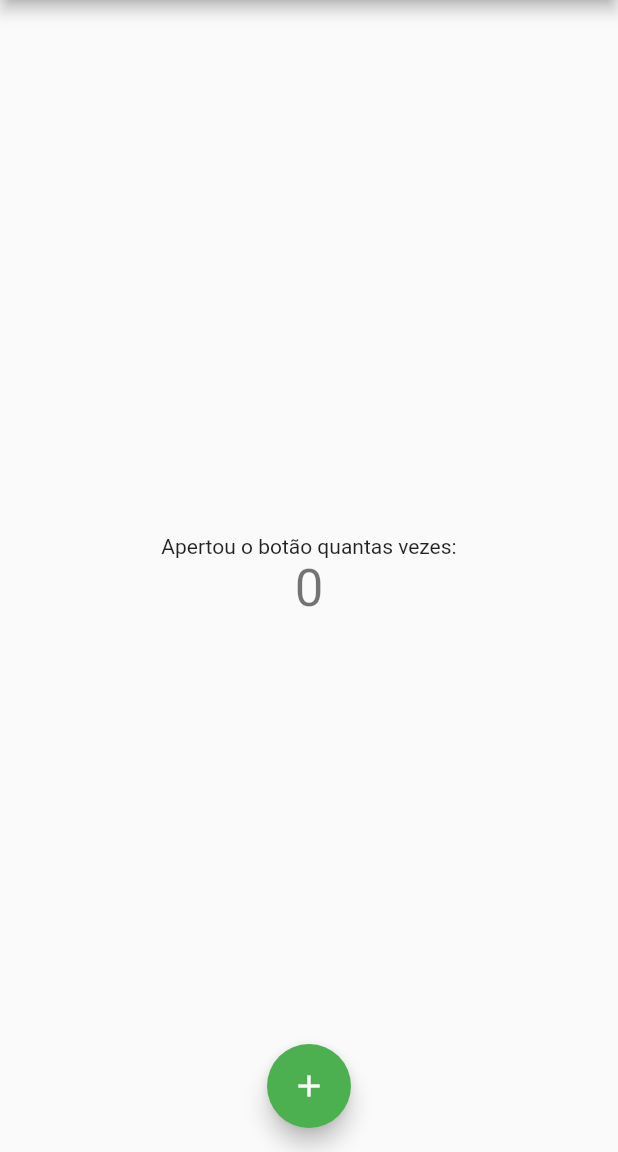
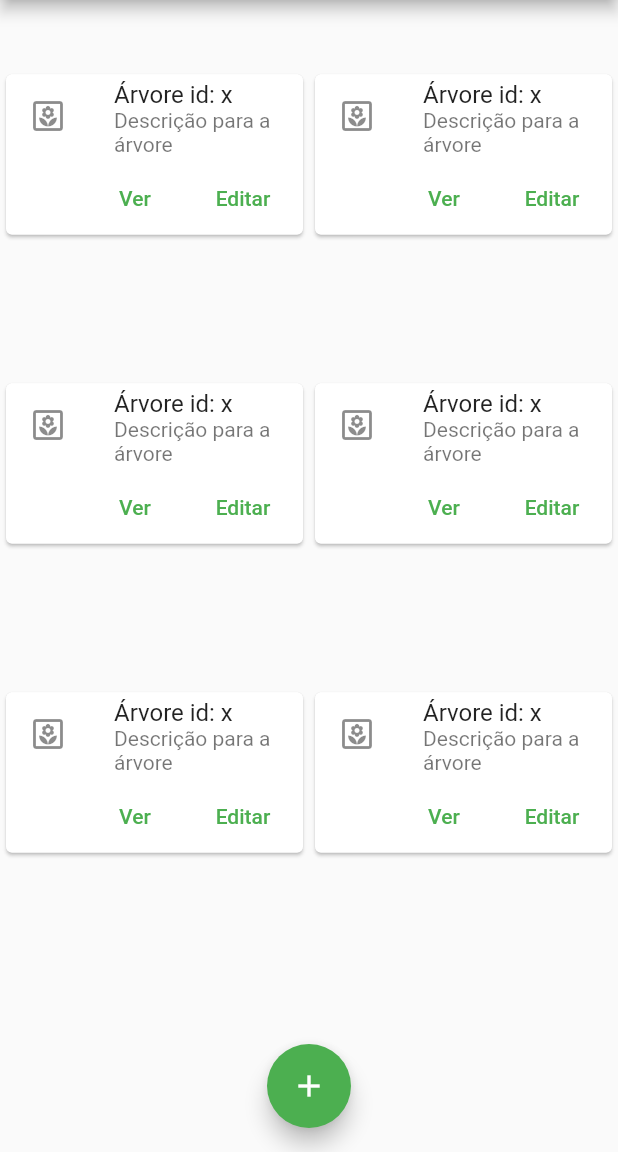
Before and after one commit to ItanuRomero/plantree, a Flutter app: the screen it shows after launch, on a phone screen of 412 x 824 dp, the part 84-1236 px from its top. Run offline on Flutter 3.47's test engine with Material 2 defaults, Android fonts, the phone set to English and light mode, and no system bars.

Commit message:
create tree card

```diff
--- a/lib/widgets/home/home_page.dart
+++ b/lib/widgets/home/home_page.dart
@@ -1,5 +1,6 @@
 import 'package:flutter/material.dart';
 import 'package:plantree/widgets/home/home_drawer.dart';
+import 'package:plantree/widgets/home/tree_card.dart';
 
 class MyHomePage extends StatefulWidget {
   const MyHomePage({Key? key, required this.title}) : super(key: key);
@@ -48,23 +49,13 @@ class _MyHomePageState extends State<MyHomePage> {
         title: Text(widget.title),
       ),
       body: Center(
-        // Center is a layout widget. It takes a single child and positions it
-        // in the middle of the parent.
-        child: Column(
-          // Column is also a layout widget. It takes a list of children and
-          // arranges them vertically. By default, it sizes itself to fit its
-          // children horizontally, and tries to be as tall as its parent.
-          //
-          // Invoke "debug painting" (press "p" in the console, choose the
-          // "Toggle Debug Paint" action from the Flutter Inspector in Android
-          // Studio, or the "Toggle Debug Paint" command in Visual Studio Code)
-          // to see the wireframe for each widget.
-          //
-          // Column has various properties to control how it sizes itself and
-          // how it positions its children. Here we use mainAxisAlignment to
-          // center the children vertically; the main axis here is the vertical
-          // axis because Columns are vertical (the cross axis would be
-          // horizontal).
+        child: GridView.count(
+          crossAxisCount: 2,
+          children: List.generate(6, (index) {
+            return Center(child: TreeCard(id: index.toString()));
+          }),
+        ),
+        /* child: Column(
           mainAxisAlignment: MainAxisAlignment.center,
           children: <Widget>[
             const Text(
@@ -75,7 +66,7 @@ class _MyHomePageState extends State<MyHomePage> {
               style: Theme.of(context).textTheme.headline4,
             ),
           ],
-        ),
+        ), */
       ),
       floatingActionButton: FloatingActionButton(
         onPressed: _incrementCounter,
--- /dev/null
+++ b/lib/widgets/home/tree_card.dart
@@ -0,0 +1,45 @@
+import 'package:flutter/material.dart';
+
+class TreeCard extends StatefulWidget {
+  const TreeCard({Key? key, required this.id}) : super(key: key);
+
+  final String id;
+
+  @override
+  State<TreeCard> createState() => _TreeCardState();
+}
+
+class _TreeCardState extends State<TreeCard> {
+  @override
+  Widget build(BuildContext context) {
+    return Center(
+      child: Card(
+        child: Column(
+          mainAxisSize: MainAxisSize.min,
+          children: <Widget>[
+            const ListTile(
+              leading: Icon(Icons.yard_outlined),
+              title: Text('Árvore id: x'),
+              subtitle: Text('Descrição para a árvore'),
+            ),
+            Row(
+              mainAxisAlignment: MainAxisAlignment.end,
+              children: <Widget>[
+                TextButton(
+                  child: const Text('Ver'),
+                  onPressed: () {/* ... */},
+                ),
+                const SizedBox(width: 8),
+                TextButton(
+                  child: const Text('Editar'),
+                  onPressed: () {/* ... */},
+                ),
+                const SizedBox(width: 8),
+              ],
+            ),
+          ],
+        ),
+      ),
+    );
+  }
+}
```
